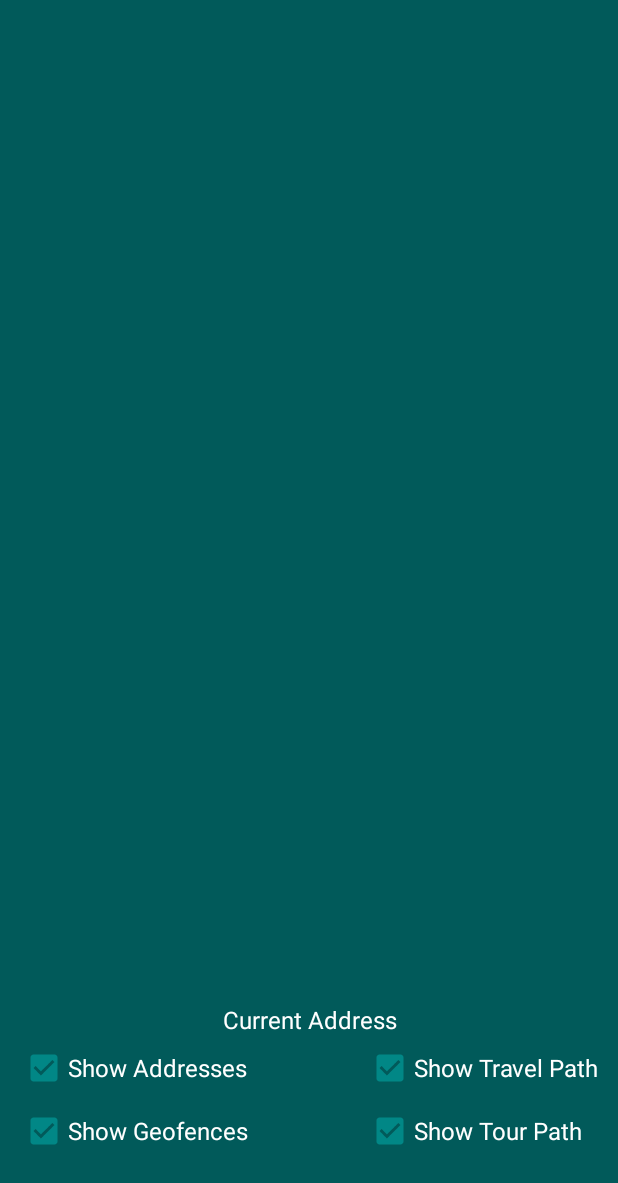
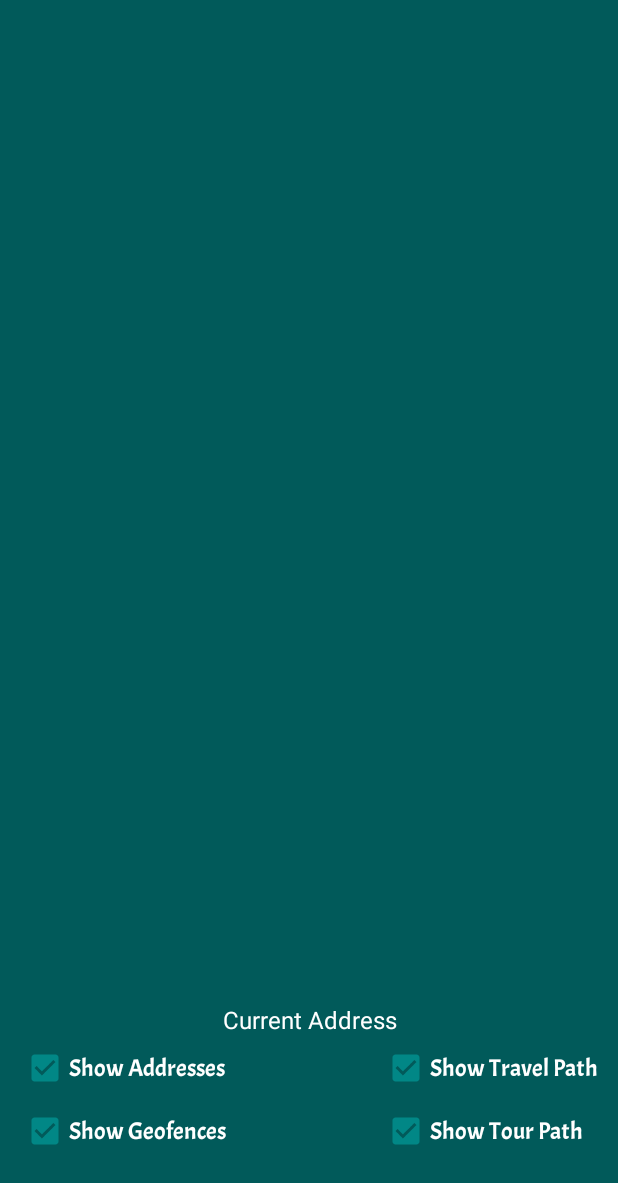
Before and after one commit to yuetaoZ/Android-WalkingTours, an Android app: the screen it shows after launch (MapsActivity), on a phone screen of 412 x 824 dp, the part 53-1236 px from its top. Run offline under Robolectric (Android 15) with nearby library versions, the light colour scheme and no system bars; 1 statement that could not run was skipped.

Commit message:
Added font for textViews and CheckBoxes.

```diff
--- a/app/src/main/java/com/example/walkingtours/DataActivity.java
+++ b/app/src/main/java/com/example/walkingtours/DataActivity.java
@@ -1,6 +1,7 @@
 package com.example.walkingtours;
 
 import android.graphics.Color;
+import android.graphics.Typeface;
 import android.os.Bundle;
 import android.text.method.ScrollingMovementMethod;
 import android.view.Menu;
@@ -22,9 +23,13 @@ public class DataActivity extends AppCompatActivity {
         setContentView(R.layout.activity_data);
 
         ConstraintLayout layout = findViewById(R.id.layout);
+        Typeface textFont = Typeface.createFromAsset(getAssets(), "fonts/Acme-Regular.ttf");
         TextView nameText = findViewById(R.id.name);
+        nameText.setTypeface(textFont);
         TextView addressText = findViewById(R.id.address);
+        addressText.setTypeface(textFont);
         TextView descriptionText = findViewById(R.id.description);
+        descriptionText.setTypeface(textFont);
         descriptionText.setMovementMethod(new ScrollingMovementMethod());
         ImageView locationImage = findViewById(R.id.locationImage);
 
--- a/app/src/main/java/com/example/walkingtours/MapsActivity.java
+++ b/app/src/main/java/com/example/walkingtours/MapsActivity.java
@@ -5,6 +5,7 @@ import androidx.core.app.ActivityCompat;
 import androidx.fragment.app.FragmentActivity;
 
 import android.Manifest;
+import android.annotation.SuppressLint;
 import android.app.AlertDialog;
 import android.content.Context;
 import android.content.Intent;
@@ -14,6 +15,7 @@ import android.content.res.Resources;
 import android.graphics.Bitmap;
 import android.graphics.BitmapFactory;
 import android.graphics.Color;
+import android.graphics.Typeface;
 import android.location.Address;
 import android.location.Geocoder;
 import android.location.Location;
@@ -64,21 +66,39 @@ public class MapsActivity extends FragmentActivity implements OnMapReadyCallback
     private Geocoder geocoder;
     private TextView addressText;
     private boolean travelPathClicked;
+    Typeface textFont;
 
     {
         travelPathClicked = true;
     }
 
+    @SuppressLint("SetTextI18n")
     @Override
     protected void onCreate(Bundle savedInstanceState) {
         super.onCreate(savedInstanceState);
         setContentView(R.layout.activity_map);
 
         addressText = findViewById(R.id.currentAddress);
+        addressText.setTypeface(textFont);
+        addressText.setText(R.string.current_address);
+
+        setCheckBoxFont();
 
         checkLocationAccuracy();
 
         geocoder = new Geocoder(this);
+    }
+
+    private void setCheckBoxFont() {
+        textFont = Typeface.createFromAsset(getAssets(), "fonts/Acme-Regular.ttf");
+        CheckBox c1 = findViewById(R.id.checkBox);
+        CheckBox c2 = findViewById(R.id.checkBox2);
+        CheckBox c3 = findViewById(R.id.checkBox3);
+        CheckBox c4 = findViewById(R.id.checkBox4);
+        c1.setTypeface(textFont);
+        c2.setTypeface(textFont);
+        c3.setTypeface(textFont);
+        c4.setTypeface(textFont);
     }
 
     public void initMap() {
--- a/app/src/main/res/layout/activity_map.xml
+++ b/app/src/main/res/layout/activity_map.xml
@@ -82,11 +82,12 @@
         android:id="@+id/checkBox4"
         android:layout_width="wrap_content"
         android:layout_height="wrap_content"
+        android:checked="true"
+        android:includeFontPadding="false"
+        android:onClick="showTourPathClicked"
         android:text="@string/show_tour_path"
-        android:onClick="showTourPathClicked"
         android:textColor="@color/white"
         android:textSize="16sp"
-        android:checked="true"
         app:layout_constraintStart_toStartOf="@+id/checkBox2"
         app:layout_constraintTop_toTopOf="@+id/checkBox3" />
 
```
Also changed, not shown: app/src/main/assets/fonts/Acme-Regular.ttf (renamed from app/src/main/assets/Acme-Regular.ttf).
